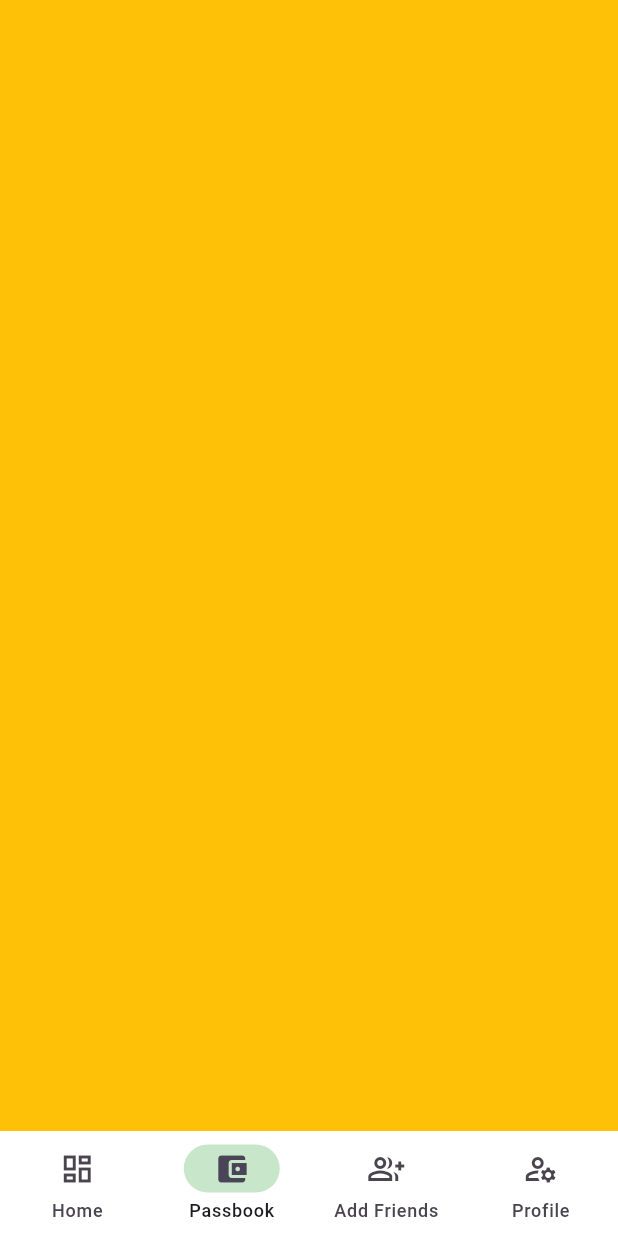
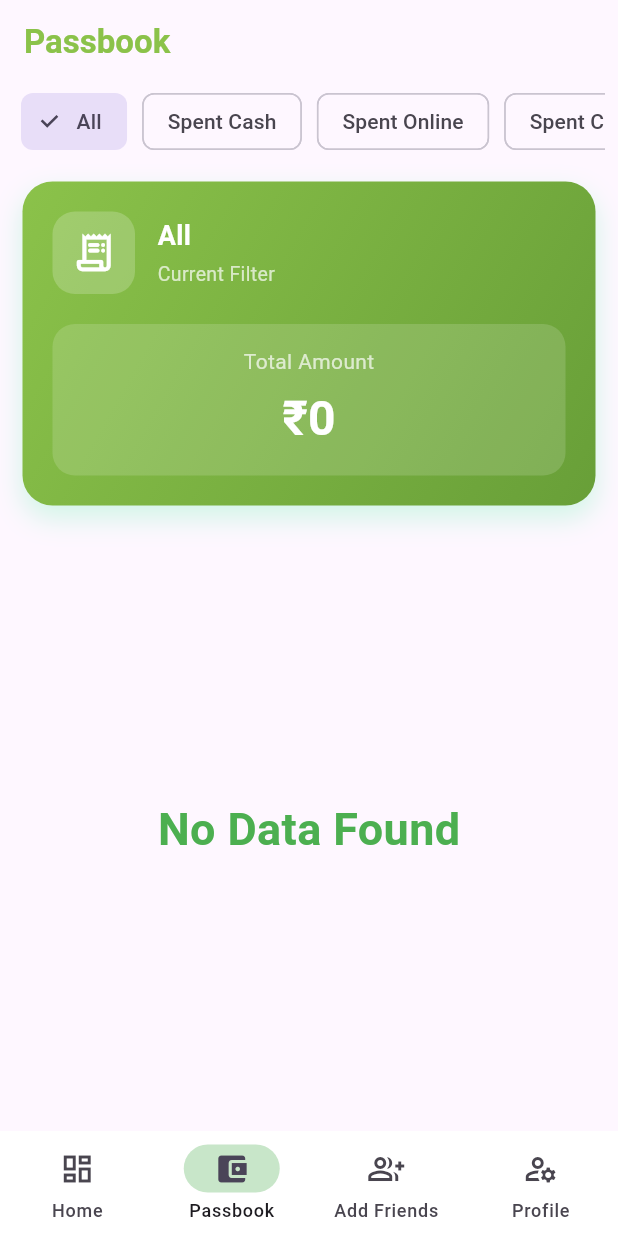
Before and after one commit to VishalNakum1210/FinTrack, a Flutter app: the NavPageSelector screen opened directly, item 2 of the bottom bar chosen, on a phone screen of 412 x 824 dp. Run offline on Flutter 3.47's test engine with Material 3 defaults, Android fonts, the phone set to English and light mode, and no system bars; our stand-ins replace firebase_core, firebase_database, fluttertoast, shared_preferences; accounts and stored records are empty.

Commit message:
Complate logic and some design of passbook page and change some other code

```diff
--- a/lib/GetInformation/GetAllRecords.dart
+++ b/lib/GetInformation/GetAllRecords.dart
@@ -1,16 +1,31 @@
 import 'package:firebase_database/firebase_database.dart';
 
-Future<List<Map<String, dynamic>>?> allRecords (String phone_number, String Specific) async {
-  DatabaseReference myref = FirebaseDatabase.instance.ref("Expenses/$phone_number");
+Future<List<Map<String, dynamic>>?> allRecords(
+  String phone_number,
+  String Specific,
+) async {
+  DatabaseReference myref = FirebaseDatabase.instance.ref(
+    "Expenses/$phone_number",
+  );
   DatabaseEvent event = await myref.once();
   List<Map<String, dynamic>> result = [];
-  if(event.snapshot.value != null){
+  if (event.snapshot.value != null) {
     Map Data = event.snapshot.value as Map;
 
-    Data.forEach((key, value) {
-      result.add(Map<String, dynamic>.from(value));
-    });
-    print(result);
+    if (["Spent Cash", "Spent Online", "Spent Cash For ADA", "Spent Online For ADA"].contains(Specific)) {
+      Data.forEach((key, value) {
+        if (value["Payment_Mode"] == Specific) {
+          result.add(Map<String, dynamic>.from(value));
+        }
+      });
+    } else {
+      Data.forEach((key, value) {
+        result.add(Map<String, dynamic>.from(value));
+      });
+    }
+    if(result.isEmpty){
+      return null;
+    }
     return result;
   }
   return null;
--- a/lib/GetInformation/GetTotalExpenses.dart
+++ b/lib/GetInformation/GetTotalExpenses.dart
@@ -1,17 +1,30 @@
 import 'package:firebase_database/firebase_database.dart';
 
-Future<String> getTotalExpenses (String phone_number) async {
+Future<String> getTotalExpenses(String phone_number, String Specific) async {
   int count = 0;
   Map<dynamic, dynamic> value = {};
 
-  DatabaseReference myref = FirebaseDatabase.instance.ref("Expenses/$phone_number");
+  DatabaseReference myref = FirebaseDatabase.instance.ref(
+    "Expenses/$phone_number",
+  );
   DatabaseEvent event = await myref.once();
 
-  if(event.snapshot.value != null){
+  if (event.snapshot.value != null) {
     value = event.snapshot.value as Map;
-    value.forEach((key, data) {
-      count += int.tryParse(data["Amount"].toString()) ?? 0;
-    });
+
+    if ([
+      "All",
+      "Spent Cash",
+      "Spent Online",
+      "Spent Cash For ADA",
+      "Spent Online For ADA",
+    ].contains(Specific)) {
+      value.forEach((key, data) {
+        if ((Specific == "All" && !["Add CASH", "Add Online"].contains(data["Payment_Mode"])) || data["Payment_Mode"] == Specific) {
+          count += int.parse(data["Amount"].toString());
+        }
+      });
+    }
     print(count);
   }
   return count.toString();
--- a/lib/main.dart
+++ b/lib/main.dart
@@ -6,7 +6,6 @@ import 'package:account/splash/splash_page.dart';
 
 Future<void> main() async {
   WidgetsFlutterBinding.ensureInitialized();
-
   await Firebase.initializeApp(
     options: DefaultFirebaseOptions.currentPlatform,
   );
--- a/lib/nav_bar.dart
+++ b/lib/nav_bar.dart
@@ -1,3 +1,4 @@
+import 'package:account/user_pages/PassbookPage.dart';
 import 'package:account/user_pages/main_page.dart';
 import 'package:account/user_pages/profile.dart';
 import 'package:flutter/material.dart';
@@ -12,7 +13,7 @@ class _navPageSelector extends State<NavPageSelector> {
 
   final List<Widget> pages = [
     UserMainPage(),
-    Container(color: Colors.amber),
+    Passbookpage(),
     Container(color: Colors.red),
     ProfilePage(),
   ];
--- /dev/null
+++ b/lib/user_pages/PassbookPage.dart
@@ -0,0 +1,300 @@
+import 'package:account/GetInformation/GetAllRecords.dart';
+import 'package:account/GetInformation/GetTotalExpenses.dart';
+import 'package:flutter/material.dart';
+import 'package:intl/intl.dart';
+import 'package:shared_preferences/shared_preferences.dart';
+
+class Passbookpage extends StatefulWidget {
+  @override
+  State<Passbookpage> createState() => _passbookPage();
+}
+
+class _passbookPage extends State<Passbookpage> {
+  bool isLoading = false;
+  String totalAmount = "0";
+
+  String selectedType = "All";
+  List<Map<String, dynamic>>? records = null;
+
+  Widget categoryChip(String title) {
+    return Padding(
+      padding: const EdgeInsets.symmetric(horizontal: 5),
+      child: ChoiceChip(
+        label: Text(title),
+        selected: selectedType == title,
+        onSelected: (value) async {
+          filterExpenses(title);
+        },
+      ),
+    );
+  }
+
+  Future<void> filterExpenses(String type) async {
+    setState(() {
+      isLoading = true;
+      records = null;
+      totalAmount = "0";
+    });
+    SharedPreferences sp = await SharedPreferences.getInstance();
+    records = (await allRecords(sp.getString("phone_number")!, type));
+    totalAmount = await getTotalExpenses(sp.getString("phone_number")!, type);
+    setState(() {
+      isLoading = false;
+      selectedType = type;
+    });
+  }
+
+  String formatIndianNumber(int number) {
+    return NumberFormat('#,##,##0', 'en_IN').format(number);
+  }
+
+  @override
+  void initState() {
+    super.initState();
+    filterExpenses("All");
+  }
+
+  @override
+  Widget build(BuildContext context) {
+    return Scaffold(
+      appBar: AppBar(
+        title: const Text(
+          "Passbook",
+          style: TextStyle(
+            fontWeight: FontWeight.bold,
+            color: Color(0xFF8BC24A),
+          ),
+        ),
+      ),
+      body: Column(
+        children: [
+          // Category Filter
+          Container(
+            margin: EdgeInsets.symmetric(horizontal: 9),
+            child: SizedBox(
+              height: 50,
+              child: ListView(
+                scrollDirection: Axis.horizontal,
+                children: [
+                  categoryChip("All"),
+                  categoryChip("Spent Cash"),
+                  categoryChip("Spent Online"),
+                  categoryChip("Spent Cash For ADA"),
+                  categoryChip("Spent Online For ADA"),
+                ],
+              ),
+            ),
+          ),
+
+          // Total Amount
+          Container(
+            margin: const EdgeInsets.all(15),
+            padding: const EdgeInsets.all(20),
+            decoration: BoxDecoration(
+              gradient: const LinearGradient(
+                colors: [Color(0xFF8BC24A), Color(0xFF689F38)],
+                begin: Alignment.topLeft,
+                end: Alignment.bottomRight,
+              ),
+              borderRadius: BorderRadius.circular(20),
+              boxShadow: [
+                BoxShadow(
+                  color: Colors.greenAccent.withOpacity(0.3),
+                  blurRadius: 15,
+                  offset: const Offset(0, 8),
+                ),
+              ],
+            ),
+            child: Column(
+              children: [
+                Row(
+                  children: [
+                    Container(
+                      height: 55,
+                      width: 55,
+                      decoration: BoxDecoration(
+                        color: Colors.white.withOpacity(0.2),
+                        borderRadius: BorderRadius.circular(15),
+                      ),
+                      child: Icon(
+                        selectedType == "All"
+                            ? Icons.receipt_long_rounded
+                            : selectedType.contains("Online")
+                            ? Icons.credit_card_rounded
+                            : Icons.payments_rounded,
+                        color: Colors.white,
+                        size: 30,
+                      ),
+                    ),
+
+                    const SizedBox(width: 15),
+
+                    Expanded(
+                      child: Column(
+                        crossAxisAlignment: CrossAxisAlignment.start,
+                        children: [
+                          Text(
+                            selectedType,
+                            style: const TextStyle(
+                              color: Colors.white,
+                              fontSize: 18,
+                              fontWeight: FontWeight.bold,
+                            ),
+                          ),
+
+                          const SizedBox(height: 3),
+
+                          const Text(
+                            "Current Filter",
+                            style: TextStyle(
+                              color: Colors.white70,
+                              fontSize: 13,
+                            ),
+                          ),
+                        ],
+                      ),
+                    ),
+                  ],
+                ),
+
+                const SizedBox(height: 20),
+
+                Container(
+                  width: double.infinity,
+                  padding: const EdgeInsets.symmetric(
+                    vertical: 15,
+                    horizontal: 15,
+                  ),
+                  decoration: BoxDecoration(
+                    color: Colors.white.withOpacity(0.15),
+                    borderRadius: BorderRadius.circular(15),
+                  ),
+                  child: Column(
+                    children: [
+                      const Text(
+                        "Total Amount",
+                        style: TextStyle(color: Colors.white70, fontSize: 14),
+                      ),
+
+                      const SizedBox(height: 5),
+
+                      Text(
+                        "₹${formatIndianNumber(int.tryParse(totalAmount) ?? 0)}",
+                        style: const TextStyle(
+                          color: Colors.white,
+                          fontSize: 32,
+                          fontWeight: FontWeight.bold,
+                        ),
+                      ),
+                    ],
+                  ),
+                ),
+              ],
+            ),
+          ),
+
+          // Expense Records
+          Expanded(
+            child: (records != null)
+                ? ListView.builder(
+                    itemCount: records!.length,
+                    itemBuilder: (context, index) {
+                      return Card(
+                        elevation: 3,
+                        margin: EdgeInsets.symmetric(
+                          horizontal: 10,
+                          vertical: 5,
+                        ),
+                        color:
+                            (records![index]["Payment_Mode"] == "Add CASH" ||
+                                records![index]["Payment_Mode"] == "Add Online")
+                            ? Colors.green.shade100
+                            : Colors.red.shade100,
+                        shape: RoundedRectangleBorder(
+                          borderRadius: BorderRadius.circular(15),
+                        ),
+                        child: ListTile(
+                          leading: CircleAvatar(
+                            backgroundColor:
+                                (records![index]["Payment_Mode"] ==
+                                        "Add CASH" ||
+                                    records![index]["Payment_Mode"] ==
+                                        "Add Online")
+                                ? Colors.green.shade100
+                                : Colors.red.shade100,
+                            child: Image.asset(
+                              (records![index]["Payment_Mode"] == "Add CASH" ||
+                                      records![index]["Payment_Mode"] ==
+                                          "Add Online")
+                                  ? "assets/image/GetPic.png"
+                                  : "assets/image/SpentPic.png",
+                            ),
+                          ),
+                          title: Text(
+                            "Grocery Shopping",
+                            style: TextStyle(fontWeight: FontWeight.bold),
+                          ),
+                          subtitle: Column(
+                            crossAxisAlignment: CrossAxisAlignment.start,
+                            children: [
+                              Text(records![index]["Date"]),
+                              Text("Desc : "+records![index]["Description"]),
+                              Text(
+                                "Payment: ${records![index]["Payment_Mode"]}",
+                              ),
+                            ],
+                          ),
+                          trailing: Text(
+                            NumberFormat.currency(
+                              locale: 'en_IN',
+                              symbol: '₹',
+                              decimalDigits: 0,
+                            ).format(int.tryParse(records![index]["Amount"])),
+                            style: TextStyle(
+                              fontSize: 18,
+                              fontWeight: FontWeight.bold,
+                              color:
+                                  (records![index]["Payment_Mode"] ==
+                                          "Add CASH" ||
+                                      records![index]["Payment_Mode"] ==
+                                          "Add Online")
+                                  ? Colors.green
+                                  : Colors.red,
+                            ),
+                          ),
+                        ),
+                      );
+                    },
+                  )
+                : isLoading
+                ? Container(
+                    height: double.infinity,
+                    width: double.infinity,
+                    color: Colors.white70,
+
+                    child: Center(
+                      child: CircularProgressIndicator(
+                        color: Color(0xFF8BC24A),
+                      ),
+                    ),
+                  )
+                : Container(
+                    height: double.infinity,
+                    width: double.infinity,
+                    child: Center(
+                      child: Text(
+                        "No Data Found",
+                        style: TextStyle(
+                          fontWeight: FontWeight.bold,
+                          fontSize: 30,
+                          color: Colors.green,
+                        ),
+                      ),
+                    ),
+                  ),
+          ),
+        ],
+      ),
+    );
+  }
+}
--- a/lib/user_pages/add_spent.dart
+++ b/lib/user_pages/add_spent.dart
@@ -32,7 +32,7 @@ class _addSpent extends State<AddSpent> {
       context: context,
       initialDate: DateTime.now(),
       firstDate: DateTime(2000),
-      lastDate: DateTime(2100),
+      lastDate: DateTime.now(),
     );
 
     if (picked != null) {
```
Also changed, not shown: lib/user_pages/main_page.dart (+13 -8 lines).
